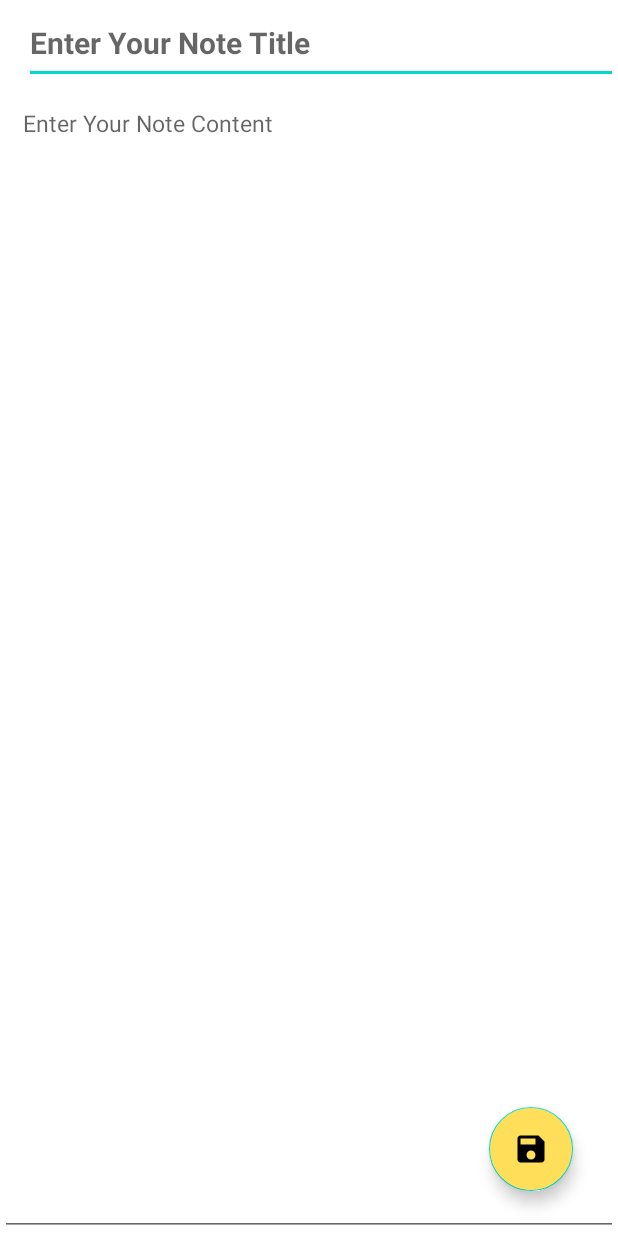
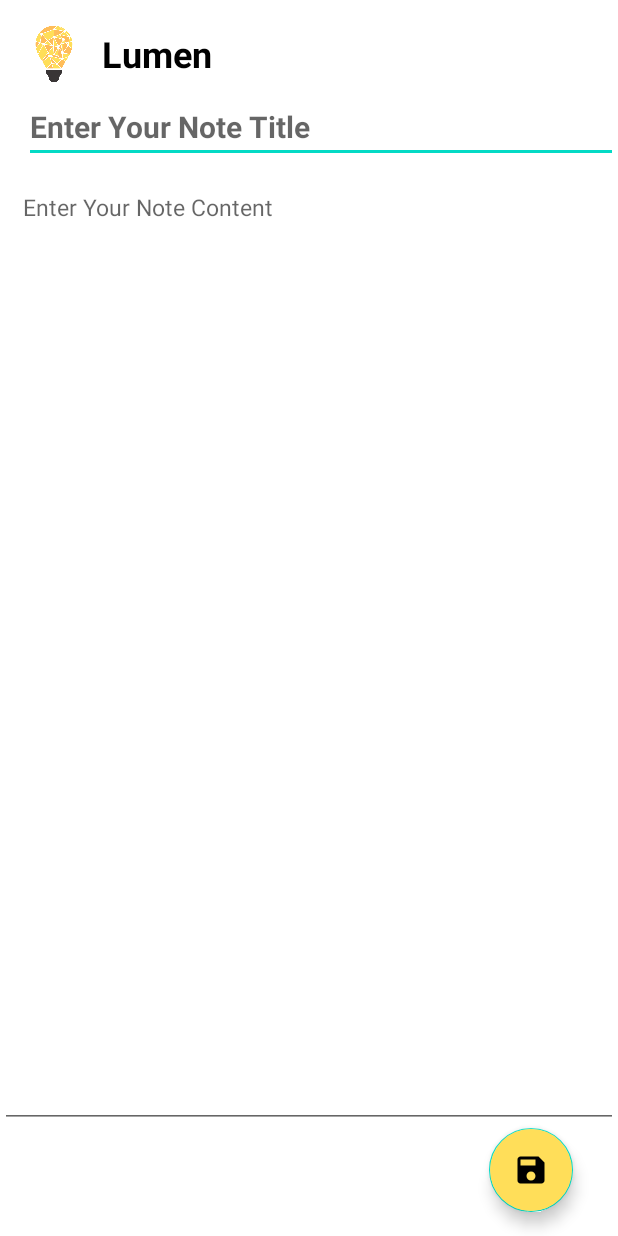
Before and after one commit to MarkGamboaa/Lumen, an Android app: the CreateNote screen opened directly, with no data from a screen before it, on a phone screen of 412 x 824 dp. Run offline under Robolectric (Android 15) with nearby library versions, the phone set to English and light mode, and no system bars.

Commit message:
feat: Refactor Note Activities with ConstraintLayout and add icons
This commit refactors `activity_create_note.xml` and `activity_notes.xml` to use `ConstraintLayout` for more flexible and efficient layouts.

Key changes:
- Replaced `RelativeLayout` with `ConstraintLayout` in both `activity_create_note.xml` and `activity_notes.xml`.
- Added a common header `LinearLayout` containing the app logo (`lumen.png`) and title ("Lumen") to both layouts.
- In `activity_notes.xml`:
    - Added an `ImageButton` with `ic_logout.xml` for logout functionality.
    - Adjusted constraints for `RecyclerView` and `FloatingActionButton`.
- In `activity_create_note.xml`:
    - Adjusted constraints for `Toolbar`, `EditText` (note content), and `FloatingActionButton` (save note).
- Added new drawable resources:
    - `ic_arrow_back.xml`: A vector drawable for a back arrow.
    - `ic_logout.xml`: A vector drawable for a logout icon.
- Added new string resources in `strings.xml`:
    - "Back"
    - "Logout"

```diff
--- /dev/null
+++ b/app/src/main/res/drawable/ic_arrow_back.xml
@@ -0,0 +1,5 @@
+<vector xmlns:android="http://schemas.android.com/apk/res/android" android:autoMirrored="true" android:height="24dp" android:tint="#000000" android:viewportHeight="24" android:viewportWidth="24" android:width="24dp">
+
+    <path android:fillColor="@android:color/white" android:pathData="M11.67,3.87L9.9,2.1 0,12l9.9,9.9 1.77,-1.77L3.54,12z"/>
+
+</vector>
--- /dev/null
+++ b/app/src/main/res/drawable/ic_logout.xml
@@ -0,0 +1,5 @@
+<vector xmlns:android="http://schemas.android.com/apk/res/android" android:autoMirrored="true" android:height="24dp" android:tint="#000000" android:viewportHeight="24" android:viewportWidth="24" android:width="24dp">
+
+    <path android:fillColor="@android:color/white" android:pathData="M17,7l-1.41,1.41L18.17,11H8v2h10.17l-2.58,2.58L17,17l5,-5zM4,5h8V3H4c-1.1,0 -2,0.9 -2,2v14c0,1.1 0.9,2 2,2h8v-2H4V5z"/>
+
+</vector>
--- a/app/src/main/res/layout/activity_create_note.xml
+++ b/app/src/main/res/layout/activity_create_note.xml
@@ -1,5 +1,5 @@
 <?xml version="1.0" encoding="utf-8"?>
-<RelativeLayout xmlns:android="http://schemas.android.com/apk/res/android"
+<androidx.constraintlayout.widget.ConstraintLayout xmlns:android="http://schemas.android.com/apk/res/android"
     xmlns:app="http://schemas.android.com/apk/res-auto"
     xmlns:tools="http://schemas.android.com/tools"
     android:id="@+id/main"
@@ -7,12 +7,46 @@
     android:layout_height="match_parent"
     tools:context=".CreateNote">
 
+    <LinearLayout
+        android:id="@+id/header"
+        android:layout_width="0dp"
+        android:layout_height="wrap_content"
+        android:layout_marginStart="16dp"
+        android:layout_marginTop="16dp"
+        android:gravity="center_vertical"
+        android:orientation="horizontal"
+        app:layout_constraintEnd_toEndOf="@+id/logoutButton"
+        app:layout_constraintHorizontal_bias="0"
+        app:layout_constraintStart_toStartOf="parent"
+        app:layout_constraintTop_toTopOf="parent">
+
+        <ImageView
+            android:id="@+id/logo"
+            android:layout_width="40dp"
+            android:layout_height="40dp"
+            android:contentDescription="@string/app_name"
+            android:src="@drawable/lumen" />
+
+        <TextView
+            android:id="@+id/lumenText"
+            android:layout_width="wrap_content"
+            android:layout_height="wrap_content"
+            android:layout_marginStart="12dp"
+            android:text="Lumen"
+            android:textColor="@color/black"
+            android:textSize="24sp"
+            android:textStyle="bold" />
+    </LinearLayout>
+
+
     <androidx.appcompat.widget.Toolbar
-        android:layout_width="match_parent"
-        android:layout_height="?attr/actionBarSize"
+        android:layout_width="0dp"
+        android:layout_height="wrap_content"
         android:id="@+id/toolBarOfCreateNote"
-        android:background="@color/white">
-
+        android:background="@color/white"
+        app:layout_constraintTop_toBottomOf="@id/header"
+        app:layout_constraintStart_toStartOf="parent"
+        app:layout_constraintEnd_toEndOf="parent">
 
         <EditText
             android:layout_width="match_parent"
@@ -29,15 +63,18 @@
     </androidx.appcompat.widget.Toolbar>
 
     <EditText
-        android:layout_width="match_parent"
-        android:layout_height="match_parent"
+        android:layout_width="0dp"
+        android:layout_height="0dp"
         android:padding="15dp"
         android:textSize="15sp"
         android:textColor="@color/black"
-        android:layout_below="@+id/toolBarOfCreateNote"
         android:hint="Enter Your Note Content"
         android:gravity="top|left"
         android:id="@+id/createNoteContent"
+        app:layout_constraintTop_toBottomOf="@id/toolBarOfCreateNote"
+        app:layout_constraintStart_toStartOf="parent"
+        app:layout_constraintEnd_toEndOf="parent"
+        app:layout_constraintBottom_toTopOf="@id/saveNoteFAB"
         >
     </EditText>
 
@@ -46,13 +83,15 @@
         android:layout_height="wrap_content"
         android:layout_alignParentBottom="true"
         android:layout_alignParentRight="true"
-        android:layout_marginBottom="30dp"
+        android:layout_marginBottom="16dp"
         android:layout_marginRight="30dp"
         android:id="@+id/saveNoteFAB"
         android:src="@drawable/ic_save"
         android:backgroundTint="@color/primary_yellow"
+        app:layout_constraintBottom_toBottomOf="parent"
+        app:layout_constraintEnd_toEndOf="parent"
         >
 
     </com.google.android.material.floatingactionbutton.FloatingActionButton>
 
-</RelativeLayout>
+</androidx.constraintlayout.widget.ConstraintLayout>
--- a/app/src/main/res/values/strings.xml
+++ b/app/src/main/res/values/strings.xml
@@ -21,7 +21,9 @@
     <string name="forgot_password">Forgot Password?</string>
     <string name="create_account">Create Account</string>
     <string name="next">Next</string>
+    <string name="back">Back</string>
     <string name="login">Login</string>
+    <string name="logout">Logout</string>
 
     <!-- Toasts & Errors (optional) -->
     <string name="error_empty_fields">Please fill in all fields</string>
```
Also changed, not shown: app/src/main/res/layout/activity_notes.xml (+58 -13 lines).
